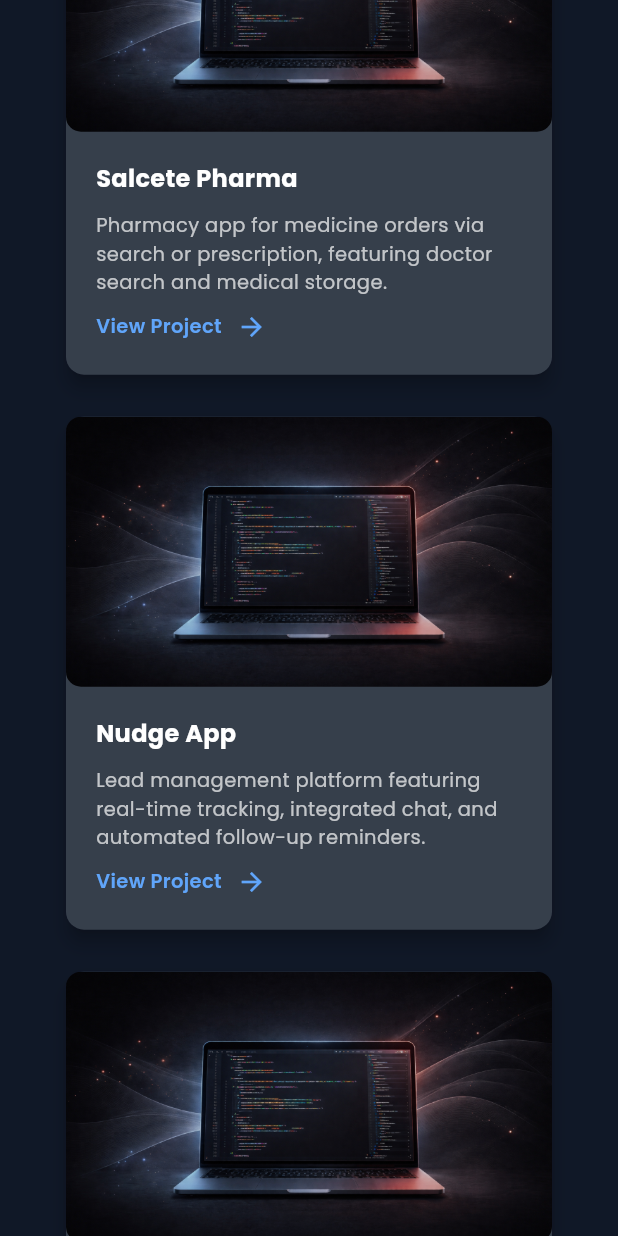
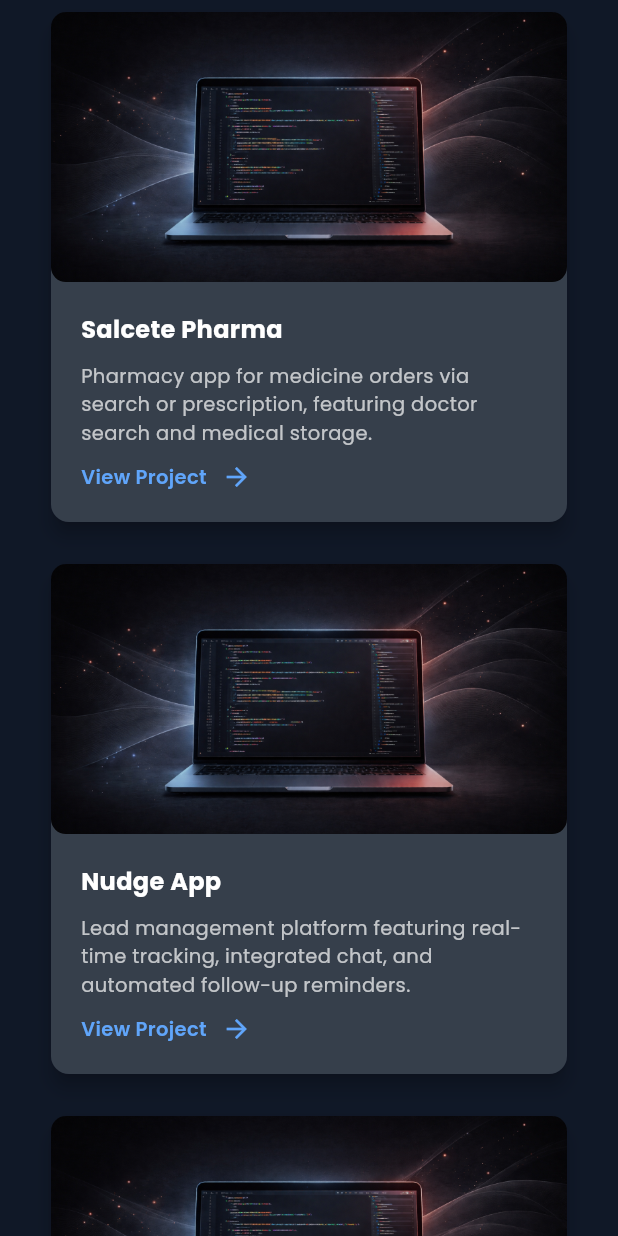
Before and after one commit to flutter-dev-kunal/portfolio, a Flutter app: the screen it shows after launch, scrolled down 1152 dp, after a tap on "View Project", on a phone screen of 412 x 824 dp. Run offline on Flutter 3.47's test engine with Material 3 defaults, Android fonts, the phone set to English and light mode, and no system bars; drawn by our look-alikes of flutter_animate; our stand-ins replace font_awesome_flutter, google_fonts, visibility_detector; missing offline and left inert: universal_html.

Commit message:
* Added resume download option * Refactored project view section * Added linkedIn icon in footer

```diff
--- a/lib/screens/home_screen.dart
+++ b/lib/screens/home_screen.dart
@@ -17,11 +17,6 @@ class HomeScreen extends StatelessWidget {
         child: Column(
           children: [
             const Header(), // No animation for header, or add one if desired
-            // _AnimatedOnScrollWidget(
-            //   key: const Key('about'),
-            //   animationType: AnimationType.fadeIn,
-            //   child: const AboutSection(),
-            // ),
             AnimatedOnScrollWidget(
               key: const Key('skills'),
               animationType: AnimationType.fadeIn,
--- a/lib/widgets/footer.dart
+++ b/lib/widgets/footer.dart
@@ -1,5 +1,10 @@
+import 'package:flutter/foundation.dart';
 import 'package:flutter/material.dart';
+import 'package:font_awesome_flutter/font_awesome_flutter.dart';
+import 'package:google_fonts/google_fonts.dart';
+
 import 'package:url_launcher/url_launcher.dart';
+import 'package:universal_html/html.dart' as html;
 
 class Footer extends StatelessWidget {
   const Footer({super.key});
@@ -28,34 +33,65 @@ class Footer extends StatelessWidget {
             mainAxisAlignment: MainAxisAlignment.center,
             children: [
               IconButton(
-                icon: Icon(
+                icon: FaIcon(
                   Icons.email,
                   color: Colors.white,
-                  size: isMobile ? 28 : 32, // Smaller on mobile
+                  size: isMobile ? 34 : 38, // Smaller on mobile
                 ),
                 onPressed: () => launchUrl(Uri.parse('mailto:kunaldhopavkarwork@gmail.com')),
               ),
               IconButton(
-                icon: Icon(
-                  Icons.link,
+                icon: FaIcon(
+                  FontAwesomeIcons.linkedin,
                   color: Colors.white,
-                  size: isMobile ? 28 : 32, // Smaller on mobile
+                  size: isMobile ? 28 : 32,
                 ),
                 onPressed: () => launchUrl(Uri.parse('https://in.linkedin.com/in/kunal-dhopavkar-b520b8253')),
               ),
             ],
           ),
-          // const SizedBox(height: 10),
-          // Text(
-          //   '© 2026 Kunal. All rights reserved.',
-          //   style: TextStyle(
-          //     color: Colors.white70,
-          //     fontSize: isMobile ? 12 : 14, // Smaller on mobile
-          //   ),
-          //   textAlign: TextAlign.center,
-          // ),
+          const SizedBox(height: 5),
+          ElevatedButton.icon(
+            onPressed: () => _downloadResume(context),
+            icon: Padding(
+              padding: const EdgeInsets.only(top: 2),
+              child: Icon(Icons.download, color: Colors.black),
+            ),
+            label: Text('Download Resume', style: GoogleFonts.poppins(fontWeight: FontWeight.w600)),
+            style: ElevatedButton.styleFrom(
+              backgroundColor: Colors.white,
+              foregroundColor: Colors.black,
+              padding: EdgeInsets.symmetric(
+                horizontal: isMobile ? 16 : 24,
+                vertical: isMobile ? 10 : 14,
+              ),
+            ),
+          )
         ],
       ),
     );
   }
+
+  void _downloadResume(BuildContext context) async {
+    try {
+      if (kIsWeb) {
+        // dart:html approach
+        html.AnchorElement(href: 'assets/resume.pdf')
+          ..setAttribute('download', 'kunalsResume.pdf')
+          ..click();
+      } else {
+        // mobile - open with url_launcher
+        await launchUrl(
+            Uri.parse('assets/resume.pdf'),
+            mode: LaunchMode.externalApplication
+        );
+      }
+    } catch(e) {
+      if(!context.mounted) return;
+
+      ScaffoldMessenger.of(context).showSnackBar(
+        SnackBar(content: Text("Unable to download the resume, Please try again later", style: GoogleFonts.poppins()))
+      );
+    }
+  }
 }
--- a/lib/widgets/projects_section.dart
+++ b/lib/widgets/projects_section.dart
@@ -27,9 +27,22 @@ class ProjectsSection extends StatelessWidget {
       builder: (context, constraints) {
         final isMobile = constraints.maxWidth < 600;
         final isTablet = constraints.maxWidth >= 600 && constraints.maxWidth < 1200;
+        final isWeb = constraints.maxWidth >= 1200;
+
+        // Calculate card width based on screen size
+        final horizontalPadding = isMobile ? 30.0 : 50.0;
+
+        final innerPadding = !isMobile && !isTablet
+            ? constraints.maxWidth * 0.15
+            : 0;
+        final availableWidth = constraints.maxWidth - (horizontalPadding * 2) - (innerPadding * 2);
+
+        final cardWidth = isMobile
+            ? availableWidth          // 1 card per row
+            : (availableWidth / 2) - 10; // 2 cards per row (10 = half of spacing)
 
         return Container(
-          padding: EdgeInsets.all(isMobile ? 30 : 50), // Less padding on mobile
+          padding: EdgeInsets.all(isMobile ? 30 : 50),
           color: Color(0xFF101827),
           child: Column(
             children: [
@@ -38,28 +51,24 @@ class ProjectsSection extends StatelessWidget {
                 style: Theme.of(context).textTheme.headlineLarge?.copyWith(
                   fontWeight: FontWeight.bold,
                   color: Colors.white,
-                  fontSize: isMobile ? 28 : null, // Smaller on mobile
+                  fontSize: isMobile ? 28 : null,
                 ),
                 textAlign: TextAlign.center,
               ),
               const SizedBox(height: 30),
               Padding(
                 padding: EdgeInsets.symmetric(
-                  horizontal: !isMobile && !isTablet ? MediaQuery.of(context).size.width * 0.15 : 10,
+                  horizontal: isWeb ? constraints.maxWidth * 0.15 : 0,
                 ),
-                child: GridView.builder(
-                  shrinkWrap: true, // Allows GridView to work inside a ScrollView
-                  physics: const NeverScrollableScrollPhysics(), // Let the parent handle scrolling
-                  itemCount: projects.length,
-                  gridDelegate: SliverGridDelegateWithFixedCrossAxisCount(
-                    crossAxisCount: isMobile ? 1 : 2, // 1 for mobile, 2 for desktop/tablet
-                    crossAxisSpacing: 20, // Horizontal space between cards
-                    mainAxisSpacing: 20,  // Vertical space between cards
-                    mainAxisExtent: isMobile ? 350 : 430,  // Fixed height for cards to prevent overflow
-                  ),
-                  itemBuilder: (context, i) {
+                child: Wrap(
+                  alignment: WrapAlignment.center,
+                  spacing: 20,    // horizontal gap between cards
+                  runSpacing: 20, // vertical gap between cards
+                  children: List.generate(projects.length, (i) {
                     final project = projects[i];
-                    return Card(
+                    return SizedBox(
+                      width: cardWidth,
+                      child: Card(
                         surfaceTintColor: Colors.white,
                         color: const Color(0xFF1f2937),
                         elevation: 5,
@@ -84,7 +93,7 @@ class ProjectsSection extends StatelessWidget {
                                     style: TextStyle(
                                       fontWeight: FontWeight.bold,
                                       fontSize: isMobile ? 16 : 18,
-                                    color: Colors.white, // Ensure visibility on dark card
+                                      color: Colors.white,
                                     ),
                                     textAlign: TextAlign.left,
                                   ),
@@ -95,7 +104,7 @@ class ProjectsSection extends StatelessWidget {
                                       color: Colors.white70,
                                     ),
                                     textAlign: TextAlign.left,
-                                  maxLines: 3, // Prevents text from pushing card bounds
+                                    maxLines: 3,
                                     overflow: TextOverflow.ellipsis,
                                   ),
                                   GestureDetector(
@@ -123,8 +132,9 @@ class ProjectsSection extends StatelessWidget {
                             ),
                           ],
                         ),
-                    ).animate().fadeIn(duration: Duration(seconds: 1));
-                  },
+                      ).animate().fadeIn(duration: Duration(seconds: 1)),
+                    );
+                  }),
                 ),
               )
             ],
@@ -140,7 +150,7 @@ class ProjectsSection extends StatelessWidget {
       break;
       case 1: launchUrl(Uri.parse('https://play.google.com/store/apps/details?id=in.dreamlogic.nudge&hl=en_IN'));
       break;
-      case 2: launchUrl(Uri.parse('https://play.google.com/store/search?q=limecar&c=apps&hl=en_IN'));
+      case 2: launchUrl(Uri.parse('https://play.google.com/store/apps/details?id=in.limecar.android_app&hl=en_IN'));
       break;
       default: break;
     }
--- a/lib/widgets/skills_section.dart
+++ b/lib/widgets/skills_section.dart
@@ -9,7 +9,7 @@ class SkillsSection extends StatelessWidget {
     final skills = [
       'Flutter','Dart', 'Clean Architecture',
       'Firebase','REST APIs', 'UI/UX Design','Bloc State Management',
-      'Swift UI', 'Kotlin'
+      'Swift UI', 'Kotlin', 'Streams', 'Websocket'
       // Add more skills with icons as needed
     ];
 
@@ -20,7 +20,7 @@ class SkillsSection extends StatelessWidget {
         final crossAxisCount = isMobile ? 2 : 3;
 
         return Container(
-          padding: EdgeInsets.all(isMobile ? 30 : 50),
+          padding: EdgeInsets.all(isMobile ? 25 : 50),
           decoration: BoxDecoration(
             color: Color(0xFF1f2937),
           ),
@@ -40,7 +40,7 @@ class SkillsSection extends StatelessWidget {
                 shrinkWrap: true,
                 physics: const NeverScrollableScrollPhysics(),
                 padding: EdgeInsets.symmetric(horizontal:
-                  !isMobile && !isTablet ? MediaQuery.of(context).size.width * 0.15 : 10),
+                  !isMobile && !isTablet ? MediaQuery.of(context).size.width * 0.15 : 0),
                 gridDelegate: SliverGridDelegateWithFixedCrossAxisCount(
                   crossAxisCount: crossAxisCount,
                   crossAxisSpacing: 15, // Reduced from 20
@@ -56,6 +56,7 @@ class SkillsSection extends StatelessWidget {
                   ).animate().slide(duration: Duration(seconds: 1));
                 },
               ),
+              const SizedBox(height: 20),
             ],
           ),
         );
@@ -107,14 +108,17 @@ class _SkillChipState extends State<_SkillChip> {
           child: Column(
             mainAxisAlignment: MainAxisAlignment.center,
             children: [
-              Text(
-                widget.name,
-                style: TextStyle(
-                  color: Colors.white,
-                  fontWeight: FontWeight.bold,
-                  fontSize: widget.isMobile ? 13 : 15, // Slightly smaller text
+              Padding(
+                padding: const EdgeInsets.symmetric(horizontal: 20),
+                child: Text(
+                  widget.name,
+                  style: TextStyle(
+                    color: Colors.white,
+                    fontWeight: FontWeight.w600,
+                    fontSize: widget.isMobile ? 13 : 15, // Slightly smaller text
+                  ),
+                  textAlign: TextAlign.center,
                 ),
-                textAlign: TextAlign.center,
               ),
             ],
           ),
--- a/pubspec.yaml
+++ b/pubspec.yaml
@@ -38,6 +38,8 @@ dependencies:
   google_fonts: ^6.3.0
   flutter_animate: ^4.5.2
   visibility_detector: ^0.4.0+2
+  font_awesome_flutter: ^10.9.1
+  universal_html: ^2.3.0
 
 dev_dependencies:
   flutter_test:
```
Also changed, not shown: pubspec.lock, 1 other file. Lines whose indentation alone changed are shown as unchanged.
